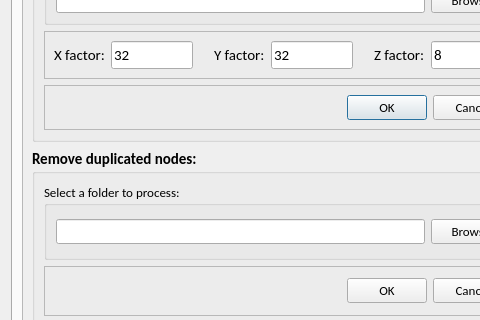
Qt form hackathon/MK/swcRename/renameSWC.ui (Vaa3D/vaa3d_tools) before a commit; both pictures show x 0 to 480 and y 141 to 461 of the 581 by 712 pixel window.
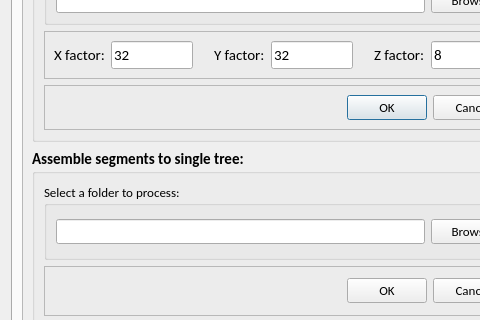
The same form after that commit. The open tabs and pages were chosen to show the change.

```diff
--- a/hackathon/MK/swcRename/renameSWC.ui
+++ b/hackathon/MK/swcRename/renameSWC.ui
@@ -823,7 +823,7 @@
               </size>
              </property>
              <property name="title">
-              <string>Remove duplicated nodes:</string>
+              <string>Assemble segments to single tree:</string>
              </property>
              <layout class="QVBoxLayout" name="verticalLayout_11">
               <item>
```
